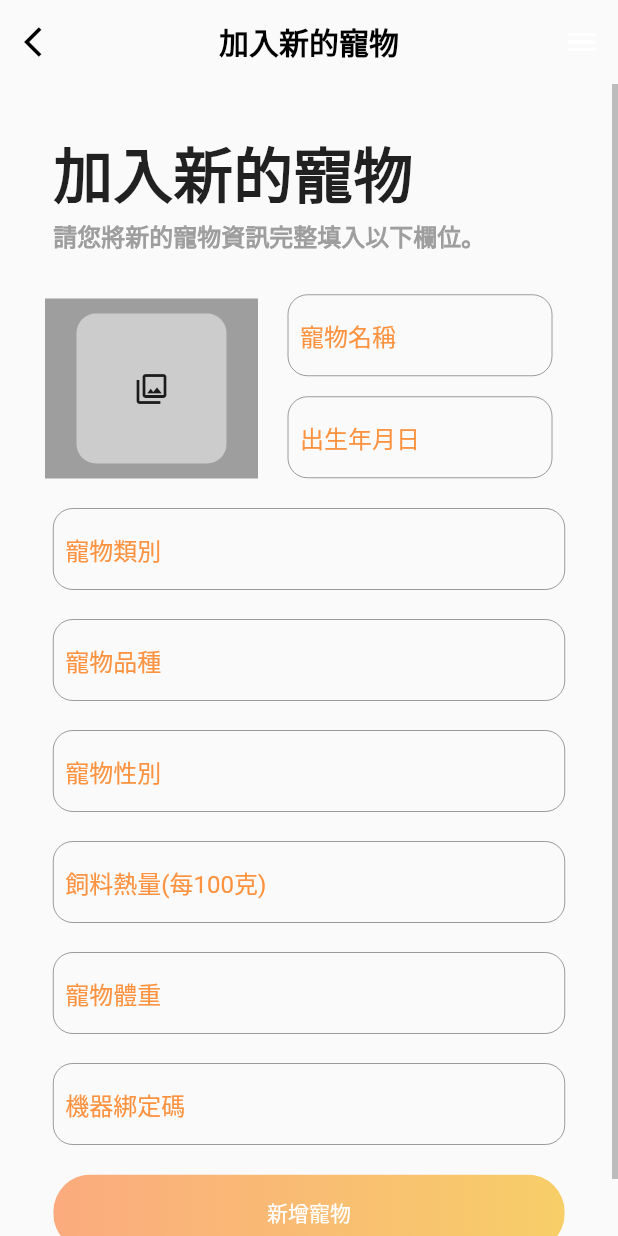
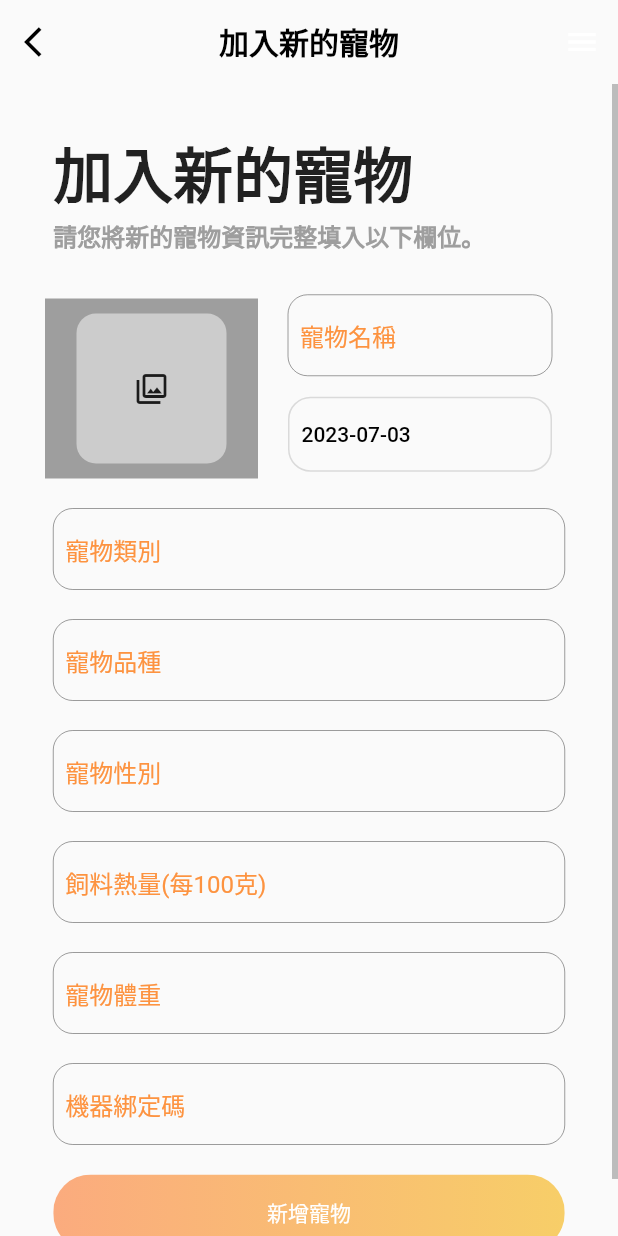
Before and after one commit to Tonyao0924/petapp, a Flutter app: the PetInsertPage screen opened by its route, on a phone screen of 412 x 824 dp. Run offline on Flutter 3.47's test engine with Material 2 defaults, Android fonts, the phone set to English and light mode, and no system bars; our stand-ins replace firebase_core, firebase_messaging, flutter_svg, flutter_swiper, image_picker, rive and 1 more; accounts and stored records are empty.

Commit message:
feat:Create PetInsertPage and WebPage

```diff
--- /dev/null
+++ b/lib/Api/ApiInfo.dart
@@ -0,0 +1,3 @@
+class ApiInfo{
+  static String domain = "http://140.125.207.230:8000/api";
+}
--- a/lib/Page/Home.dart
+++ b/lib/Page/Home.dart
@@ -3,6 +3,8 @@ import 'package:flutter/material.dart';
 import 'package:flutter_swiper/flutter_swiper.dart';
 import 'package:petapp/Page/petInsert/petInsertPage.dart';
 import 'package:petapp/Page/petoverview/petOverview.dart';
+
+import '../web.dart';
 
 
 class HomePage extends StatefulWidget {
--- a/lib/Page/petInsert/petInsertPage.dart
+++ b/lib/Page/petInsert/petInsertPage.dart
@@ -1,11 +1,10 @@
-
+import 'package:intl/intl.dart';
 import 'dart:io';
 import 'package:flutter/cupertino.dart';
 import 'package:flutter/material.dart';
-import 'package:petapp/Page/petInsert/pet_insert_api.dart';
+import 'package:petapp/Page/petInsert/pet_api.dart';
 import 'package:petapp/Page/petInsert/upload_image_widget.dart';
-
-
+import '../../model/Pet.dart';
 class PetInsertPage extends StatefulWidget {
   @override
   _PetInsertPage createState() => _PetInsertPage();
@@ -22,8 +21,15 @@ class _PetInsertPage extends State<PetInsertPage> {
   final TextEditingController Namecontroller = TextEditingController();
   final TextEditingController Keepercontroller = TextEditingController();
   final TextEditingController Typecontroller = TextEditingController();
-  final TextEditingController Birthdaycontroller = TextEditingController();
   final TextEditingController Contentcontroller = TextEditingController();
+  final dateFormatter = DateFormat('yyyy-MM-dd');
+  late DateTime selectedDateTime;
+  @override
+  void initState() {
+    super.initState();
+    var now = DateTime.now();
+    selectedDateTime = now;
+  }
   @override
   Widget build(BuildContext context) {
     // TODO: implement build
@@ -150,29 +156,38 @@ class _PetInsertPage extends State<PetInsertPage> {
                                         ),
                                       ))),
                               Container(
-                                  margin: const EdgeInsets.only(
-                                      left: 0, top: 14, right: 0, bottom: 0),
-                                  child: TextField(
-                                      keyboardType: TextInputType.text,
-                                      controller: Birthdaycontroller,
-                                      decoration: InputDecoration(
-                                        isCollapsed: true,
-                                        contentPadding: EdgeInsets.symmetric(
-                                            horizontal: 8, vertical: 15),
-                                        hintText: '出生年月日',
-                                        hintStyle: TextStyle(
-                                          color: Color(0xFFfd9340),
-                                        ),
-                                        border: OutlineInputBorder(
-                                          borderRadius: BorderRadius.all(
-                                            Radius.circular(13),
-                                          ),
-                                          borderSide: BorderSide(
-                                            color: Color(0xFFDADADA),
-                                            width: 1,
+                                alignment:Alignment.centerLeft,
+                                width: 200,
+                                margin: const EdgeInsets.only(
+                                        left: 0, top: 14, right: 0, bottom: 0),
+                              decoration: BoxDecoration(
+                                          borderRadius: BorderRadius.circular(15),
+                                          border: Border.all(
+                                          color: Color(0xFFDADADA),
+                                          width: 1.0,
+                                          style: BorderStyle.solid
                                           ),
                                         ),
-                                      ))),
+                                child: TextButton(
+                                  child: Text(
+                                    dateFormatter.format(selectedDateTime),
+                                    style: TextStyle(color: Colors.black),
+                                    textAlign: TextAlign.left,
+                                  ),
+                                  onPressed: () async{
+                                    final result = await showDatePicker(
+                                        context: context,
+                                        initialDate: DateTime.now(),
+                                        firstDate: DateTime(2020, 01),
+                                        lastDate: DateTime(2100, 12));
+                                    if (result != null) {
+                                      setState(() {
+                                        selectedDateTime = result;
+                                      });
+                                    }
+                                  },
+                                ),
+                              ),
                             ],
                           ),
                         ),
@@ -371,12 +386,10 @@ class _PetInsertPage extends State<PetInsertPage> {
                                       name = Namecontroller.text;
                                       keeper = int.parse(Keepercontroller.text);
                                       type =  int.parse(Typecontroller.text);
-                                      birthday = Birthdaycontroller.text;
+                                      birthday = dateFormatter.format(selectedDateTime);
                                       content = Contentcontroller.text;
-                                      print("Api");
-                                      // repository.createPet(Pet(name: name,keeper: keeper,type: type,birthday: birthday,content: content));
-                                      repository.getPet(1);
-
+                                      print(birthday);
+                                      repository.createPet(Pet(name: name,keeper: keeper,type: type,birthday: birthday,content: content));
                                     },
                                     child: Text(
                                       '新增寵物',
--- /dev/null
+++ b/lib/model/Pet.dart
@@ -0,0 +1,36 @@
+import 'dart:convert';
+Pet welcomeFromJson(String str) => Pet.fromJson(json.decode(str));
+
+String welcomeToJson(Pet data) => json.encode(data.toJson());
+
+class Pet {
+  String name;
+  int keeper;
+  int type;
+  String birthday;
+  String content;
+
+  Pet({
+    required this.name,
+    required this.keeper,
+    required this.type,
+    required this.birthday,
+    required this.content,
+  });
+
+  factory Pet.fromJson(Map<String, dynamic> json) => Pet(
+    name: json["name"],
+    keeper: json["keeper"],
+    type: json["type"],
+    birthday: json["birthday"],
+    content: json["content"],
+  );
+
+  Map<String, dynamic> toJson() => {
+    "name": name,
+    "keeper": keeper,
+    "type": type,
+    "birthday": birthday,
+    "content": content,
+  };
+}
--- a/pubspec.yaml
+++ b/pubspec.yaml
@@ -35,7 +35,7 @@ dependencies:
   flutter_svg: ^2.0.5
   flutter_swiper: ^1.1.6
   image_picker: ^0.8.7+5
-
+  webview_flutter: ^4.2.2
   # The following adds the Cupertino Icons font to your application.
   # Use with the CupertinoIcons class for iOS style icons.
   cupertino_icons: ^1.0.5
@@ -44,6 +44,7 @@ dependencies:
   firebase_core_web: ^2.6.0
   firebase_auth: ^4.6.3
   firebase_messaging: ^14.6.3
+  intl: ^0.18.1
 
 dev_dependencies:
   flutter_test:
```
Also changed, not shown: lib/Page/petInsert/pet_api.dart (added, +80 -0 lines), lib/Page/petInsert/pet_insert_api.dart (deleted, +0 -117 lines), lib/Page/petoverview/petOverview.dart (+18 -11 lines), lib/web.dart (added, +35 -0 lines), 1 other file.
